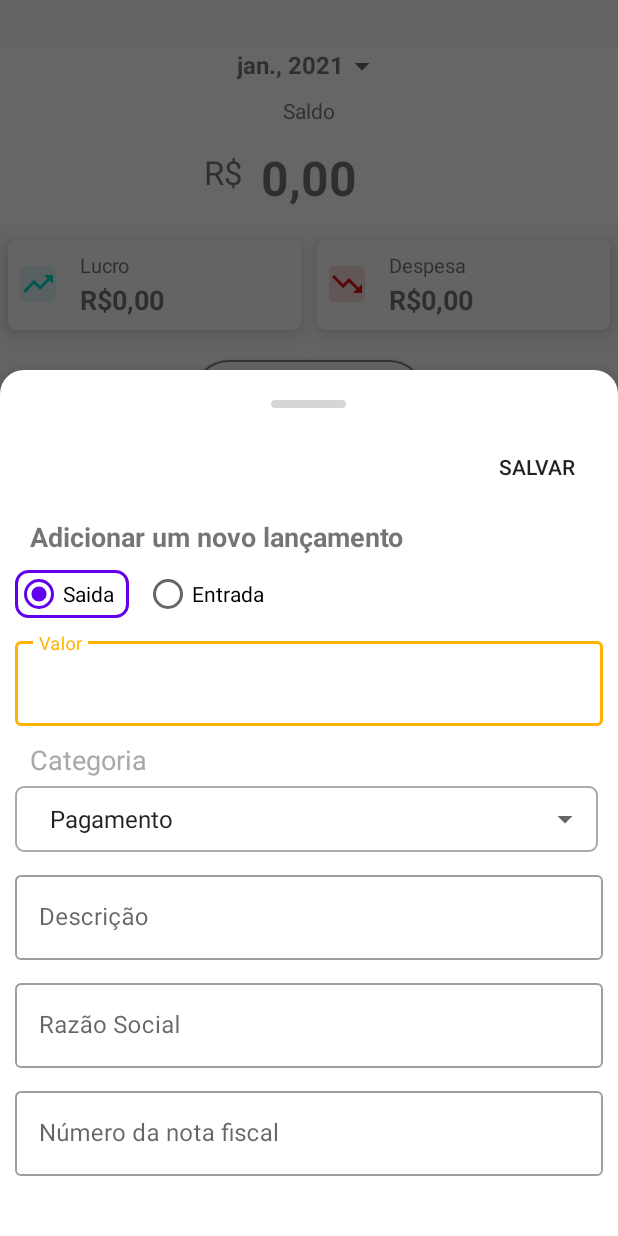
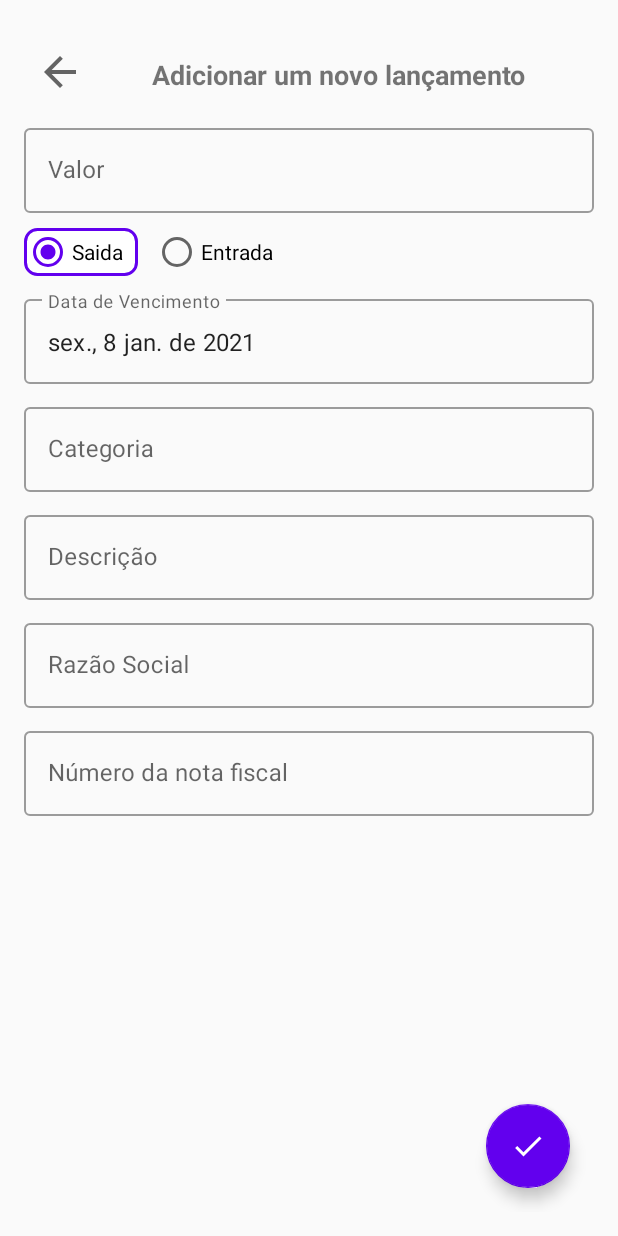
Before and after one commit to emersonfiwre/FinanceCasaDeDeus, an Android app: the MainActivity screen opened directly, with no data from a screen before it, after a tap on "LANÇAMENTOS", on a phone screen of 412 x 824 dp. Run offline under Robolectric (Android 15) with nearby library versions, the light colour scheme and no system bars; our stand-ins replace Firebase (no records; nobody signed in at launch, a user with empty details on screens opened directly); plain views replace CurrencyEditText; pictures from the network do not load.

Commit message:
Fazer a estilização da tela de adicionar transaction, e fazer edição das transactions

```diff
--- a/app/src/main/java/br/com/casadedeus/beans/TransactionModel.kt
+++ b/app/src/main/java/br/com/casadedeus/beans/TransactionModel.kt
@@ -1,6 +1,7 @@
 package br.com.casadedeus.beans
 
 import com.google.firebase.firestore.Exclude
+import java.io.Serializable
 import java.util.*
 
 data class TransactionModel(
@@ -12,4 +13,4 @@ data class TransactionModel(
     val companyName: String? = "",
     val notaFiscal: String? = "",
     val amount: Double
-)
+): Serializable
--- a/app/src/main/java/br/com/casadedeus/service/constants/ViewConstants.kt
+++ b/app/src/main/java/br/com/casadedeus/service/constants/ViewConstants.kt
@@ -4,11 +4,12 @@ class ViewConstants private constructor() {
 
     object KEYS {
         const val WHAT_PICKER = "isMonth"
+        const val TRANSACTION = "transaction"
     }
 
     object TAGS {
         const val YEAR_FRAG = "yearFragment"
-        const val MONTH_FRAG = "monthFragment"
+        const val ADD_TRANSACTION = "addTransactionFragment"
         const val TRANSACTION_FRAG = "monthFragment"
         const val YEAR_PICKER = "yearPickerDialog"
         const val MONTH_PICKER = "monthPickerDialog"
--- a/app/src/main/java/br/com/casadedeus/service/utils/Utils.kt
+++ b/app/src/main/java/br/com/casadedeus/service/utils/Utils.kt
@@ -31,12 +31,19 @@ class Utils {
             return NumberFormat.getCurrencyInstance(ptBr).format(value).replace("R$","")
         }
 
-        fun getCurrentDate(): String {
+        fun getCurrentMonth(): String {
             val sdf = SimpleDateFormat("MMM, yyyy", Locale("pt", "BR"))
             return sdf.format(Date())
         }
+        fun getToday(): String {
+            val sdf = SimpleDateFormat("EEE, d MMM 'de' yyyy", Locale("pt", "BR"))
+            return sdf.format(Date())
+        }
+        fun stringToMonth(str:String):Date?{
+            return SimpleDateFormat("MM-yyyy",Locale("pt", "BR")).parse(str)
+        }
         fun stringToDate(str:String):Date?{
-            return SimpleDateFormat("MM-yyyy",Locale("pt", "BR")).parse(str)
+            return SimpleDateFormat("dd-MM-yyyy",Locale("pt", "BR")).parse(str)
         }
     }
 }
--- a/app/src/main/java/br/com/casadedeus/view/AddTransactionFragment.kt
+++ b/app/src/main/java/br/com/casadedeus/view/AddTransactionFragment.kt
@@ -6,12 +6,12 @@ import android.view.LayoutInflater
 import android.view.View
 import android.view.ViewGroup
 import android.widget.DatePicker
-import android.widget.Toast
 import androidx.fragment.app.Fragment
 import androidx.lifecycle.ViewModelProvider
 import androidx.recyclerview.widget.LinearLayoutManager
 import br.com.casadedeus.R
 import br.com.casadedeus.beans.TransactionModel
+import br.com.casadedeus.service.constants.ViewConstants
 import br.com.casadedeus.service.listener.OnItemClickListener
 import br.com.casadedeus.service.utils.Utils
 import br.com.casadedeus.view.adapter.CategoryAdapter
@@ -19,16 +19,11 @@ import br.com.casadedeus.viewmodel.TransactionViewModel
 import com.google.android.material.bottomsheet.BottomSheetDialog
 import kotlinx.android.synthetic.main.bottom_dialog_categories.view.*
 import kotlinx.android.synthetic.main.fragment_add_transaction.view.*
-import kotlinx.android.synthetic.main.fragment_add_transaction.view.edit_descricao
-import kotlinx.android.synthetic.main.fragment_add_transaction.view.edit_nota_fiscal
-import kotlinx.android.synthetic.main.fragment_add_transaction.view.edit_razao_social
-import kotlinx.android.synthetic.main.fragment_add_transaction.view.edit_valor
-import kotlinx.android.synthetic.main.fragment_add_transaction.view.radio_entrada
 import java.text.SimpleDateFormat
 import java.util.*
 
 
-class AddTransactionFragment : Fragment(), View.OnClickListener,
+class AddTransactionFragment private constructor() : Fragment(), View.OnClickListener,
     DatePickerDialog.OnDateSetListener {
 
     private lateinit var mViewModel: TransactionViewModel
@@ -37,6 +32,21 @@ class AddTransactionFragment : Fragment(), View.OnClickListener,
     private var mTransactionKey: String = ""
     private val mDateFormat =
         SimpleDateFormat("EEE, d MMM 'de' yyyy", Locale("pt", "BR"))// dia por extenso
+
+    private var mTransaction: TransactionModel? = null
+
+
+    companion object {
+        fun newInstance(transaction: TransactionModel? = null): AddTransactionFragment {
+            transaction.let {
+                val args = Bundle()
+                args.putSerializable(ViewConstants.KEYS.TRANSACTION, transaction)
+                val fragment = AddTransactionFragment()
+                fragment.arguments = args
+            }
+            return AddTransactionFragment()
+        }
+    }
 
     /*Design
     * radio button https://dribbble.com/shots/9890260-Card-Theme-Switch-Light-Theme
@@ -49,6 +59,8 @@ class AddTransactionFragment : Fragment(), View.OnClickListener,
     ): View {
         mViewRoot = inflater.inflate(R.layout.fragment_add_transaction, container, false)
         mViewModel = ViewModelProvider(this).get(TransactionViewModel::class.java)
+
+        loadTransaction()
 
         /*mViewModel = ViewModelProvider(
             this,
@@ -68,23 +80,30 @@ class AddTransactionFragment : Fragment(), View.OnClickListener,
     }
 
     private fun setupCurrentDate() {
-        mViewRoot.edit_duedate.setText(Utils.getCurrentDate())
+        mViewRoot.edit_duedate.setText(Utils.getToday())
     }
 
     //Carregar a lista com todos
-    private fun loadTransaction(item: TransactionModel) {
-        mTransactionKey = item.key!!
-        mViewRoot.radio_entrada.isChecked = item.isEntry
-        mViewRoot.edit_descricao.setText(item.description)
-        //mDialogInflater.spinner_categoria.setSelection(index)
-        mViewRoot.edit_razao_social.setText(item.companyName)
-        mViewRoot.edit_nota_fiscal.setText(item.notaFiscal)
-        mViewRoot.edit_valor.setText(Utils.doubleToRealNotCurrency(item.amount))
+    private fun loadTransaction() {
+        mTransaction =
+            arguments?.getSerializable(ViewConstants.KEYS.TRANSACTION) as TransactionModel?
+
+        if (mTransaction != null) {
+            mTransactionKey = mTransaction?.key!!
+            mViewRoot.radio_entrada.isChecked = mTransaction!!.isEntry
+            mViewRoot.edit_descricao.setText(mTransaction?.description)
+            //mDialogInflater.spinner_categoria.setSelection(index)
+            mViewRoot.edit_razao_social.setText(mTransaction?.companyName)
+            mViewRoot.edit_nota_fiscal.setText(mTransaction?.notaFiscal)
+            mViewRoot.edit_valor.setText(Utils.doubleToRealNotCurrency(mTransaction?.amount))
+        }
     }
 
     private fun setListeners() {
         mViewRoot.edit_duedate.setOnClickListener(this)
         mViewRoot.edit_category.setOnClickListener(this)
+        mViewRoot.fab_save.setOnClickListener(this)
+        mViewRoot.img_back_transactions.setOnClickListener(this)
     }
 
     private fun observer() {
@@ -93,20 +112,46 @@ class AddTransactionFragment : Fragment(), View.OnClickListener,
     override fun onClick(v: View?) {
         when (v?.id) {
             R.id.edit_category -> {
-                clearForm()
-                onClickSave()
+                showCategories()
+
                 //get spinner selected
             }
             R.id.edit_duedate -> {
-                showCategories()
+                datePicker()
+            }
+            R.id.fab_save -> {
+                //onClickSave()
+                clearForm()
+                activity?.onBackPressed()
+            }
+            R.id.img_back_transactions -> {
+                activity?.onBackPressed()
             }
         }
     }
 
     override fun onDateSet(p0: DatePicker?, p1: Int, p2: Int, p3: Int) {
-        Utils.stringToDate("$p2-$p1").let {
+        Utils.stringToMonth("$p2-$p1").let {
             mViewRoot.edit_duedate.setText("")//mDateFormat.format(it)
         }
+    }
+
+    private fun datePicker() {
+        val calendar: Calendar = Calendar.getInstance()
+        val thisAYear = calendar.get(Calendar.YEAR)
+        val thisAMonth = calendar.get(Calendar.MONTH)
+        val thisADay = calendar.get(Calendar.DAY_OF_MONTH)
+
+        DatePickerDialog(
+            context!!,
+            { view2, year, month, day ->
+                val mDate = Utils.stringToDate("$day-${month + 1}-$year")
+                mViewRoot.edit_duedate.setText(mDateFormat.format(mDate))
+            },
+            thisAYear,
+            thisAMonth,
+            thisADay
+        ).show()
     }
 
     private fun showCategories() {
@@ -122,7 +167,9 @@ class AddTransactionFragment : Fragment(), View.OnClickListener,
         adapter.notifyChanged(listCategories)
         adapter.attachListener(object : OnItemClickListener<String> {
             override fun onItemClick(item: String) {
-                Toast.makeText(context, item, Toast.LENGTH_SHORT).show()
+                mViewRoot.edit_category.setText(item)
+                //Toast.makeText(context, item, Toast.LENGTH_SHORT).show()
+                bottomDialogCategory.dismiss()
             }
 
             override fun onDeleteClick(id: String) {
--- a/app/src/main/java/br/com/casadedeus/view/MainActivity.kt
+++ b/app/src/main/java/br/com/casadedeus/view/MainActivity.kt
@@ -18,7 +18,7 @@ class MainActivity : AppCompatActivity() {
         if (savedInstanceState == null) {
             supportFragmentManager
                 .beginTransaction()
-                .add(R.id.container_root, TransactionFragment(), ViewConstants.TAGS.YEAR_FRAG)
+                .add(R.id.container_root, TransactionFragment(), ViewConstants.TAGS.TRANSACTION_FRAG)
                 .commit()
         }
 
--- a/app/src/main/java/br/com/casadedeus/view/TransactionFragment.kt
+++ b/app/src/main/java/br/com/casadedeus/view/TransactionFragment.kt
@@ -1,17 +1,12 @@
 package br.com.casadedeus.view
 
-import android.annotation.SuppressLint
 import android.app.DatePickerDialog
-import android.content.Context
 import android.os.Bundle
 import android.view.LayoutInflater
 import android.view.View
 import android.view.ViewGroup
-import android.view.inputmethod.EditorInfo
 import android.widget.DatePicker
-import android.widget.EditText
 import android.widget.Toast
-import androidx.core.content.ContextCompat
 import androidx.fragment.app.Fragment
 import androidx.lifecycle.Observer
 import androidx.lifecycle.ViewModelProvider
@@ -25,7 +20,6 @@ import br.com.casadedeus.view.adapter.CategoryAdapter
 import br.com.casadedeus.view.adapter.TransactionAdapter
 import br.com.casadedeus.viewmodel.TransactionViewModel
 import com.google.android.material.bottomsheet.BottomSheetDialog
-import io.grpc.okhttp.internal.Util
 import kotlinx.android.synthetic.main.bottom_dialog_categories.view.*
 import kotlinx.android.synthetic.main.dialog_single_input.view.*
 import kotlinx.android.synthetic.main.fragment_transaction.*
@@ -77,7 +71,7 @@ class TransactionFragment : Fragment(), View.OnClickListener, DatePickerDialog.O
     }
 
     private fun setupCurrentDate() {
-        mViewRoot.txt_current_date.text = Utils.getCurrentDate()
+        mViewRoot.txt_current_date.text = Utils.getCurrentMonth()
     }
 
     //Carregar a lista com todos
@@ -129,15 +123,15 @@ class TransactionFragment : Fragment(), View.OnClickListener, DatePickerDialog.O
             override fun onItemClick(item: TransactionModel) {
                 val listCategories = context?.resources?.getStringArray(R.array.categories)
                 val index: Int = getIndex(listCategories, item.category)
-
-                mTransactionKey = item.key!!
+                showAddTransaction(item)
+                /*mTransactionKey = item.key!!
                 mDialogInflater.radio_entrada.isChecked = item.isEntry
                 mDialogInflater.edit_descricao.setText(item.description)
                 mDialogInflater.spinner_categoria.setSelection(index)
                 mDialogInflater.edit_razao_social.setText(item.companyName)
                 mDialogInflater.edit_nota_fiscal.setText(item.notaFiscal)
-                mDialogInflater.edit_valor.setText(Utils.doubleToRealNotCurrency(item.amount))
-                onClickSave()
+                mDialogInflater.edit_valor.setText(Utils.doubleToRealNotCurrency(item.amount))*/
+                //onClickSave()
             }
 
             override fun onDeleteClick(id: String) {
@@ -230,8 +224,9 @@ class TransactionFragment : Fragment(), View.OnClickListener, DatePickerDialog.O
             R.id.add_lancamento -> {
                 /*val mBehavior = BottomSheetBehavior.from(bottomSheet.parent as View);
                 mBehavior.setPeekHeight(600)*/
-                clearForm()
-                onClickSave()
+                /*clearForm()
+                onClickSave()*/
+                showAddTransaction()
                 //get spinner selected
             }
             R.id.txt_current_date -> {
@@ -245,8 +240,21 @@ class TransactionFragment : Fragment(), View.OnClickListener, DatePickerDialog.O
         }
     }
 
+    private fun showAddTransaction(transaction: TransactionModel? = null) {
+        val monthFragment = AddTransactionFragment.newInstance(transaction)
+        activity?.supportFragmentManager
+            ?.beginTransaction()
+            ?.setCustomAnimations(
+                android.R.anim.slide_in_left,
+                android.R.anim.slide_out_right
+            )
+            ?.replace(R.id.container_root, monthFragment, ViewConstants.TAGS.ADD_TRANSACTION)
+            ?.addToBackStack(null)
+            ?.commit()
+    }
+
     override fun onDateSet(p0: DatePicker?, p1: Int, p2: Int, p3: Int) {
-        Utils.stringToDate("$p2-$p1").let {
+        Utils.stringToMonth("$p2-$p1").let {
             mViewRoot.txt_current_date.text = mDateFormat.format(it)
         }
         loadTransactions()
--- a/app/src/main/res/layout/fragment_add_transaction.xml
+++ b/app/src/main/res/layout/fragment_add_transaction.xml
@@ -1,14 +1,10 @@
 <?xml version="1.0" encoding="utf-8"?>
-<ScrollView xmlns:android="http://schemas.android.com/apk/res/android"
+
+<androidx.constraintlayout.widget.ConstraintLayout xmlns:android="http://schemas.android.com/apk/res/android"
     xmlns:app="http://schemas.android.com/apk/res-auto"
     android:layout_width="match_parent"
     android:layout_height="match_parent"
-    android:background="@color/transparent"
-    android:orientation="vertical">
-
-    <androidx.constraintlayout.widget.ConstraintLayout
-        android:layout_width="match_parent"
-        android:layout_height="match_parent"
+    android:layout_marginTop="16dp"
     android:padding="16dp">
 
     <ImageView
@@ -34,11 +30,12 @@
     <TextView
         android:layout_width="wrap_content"
         android:layout_height="wrap_content"
-            android:layout_margin="8dp"
+        android:layout_margin="5dp"
         android:text="@string/add_lancamento"
         android:textSize="18sp"
         android:textStyle="bold"
         app:layout_constraintLeft_toRightOf="@+id/img_back_transactions"
+        app:layout_constraintRight_toRightOf="parent"
         app:layout_constraintTop_toTopOf="parent" />
 
 
@@ -56,9 +53,8 @@
     <LinearLayout
         android:layout_width="match_parent"
         android:layout_height="wrap_content"
-            android:layout_marginTop="24dp"
+        android:layout_marginTop="16dp"
         android:orientation="vertical"
-            app:layout_constraintBottom_toBottomOf="parent"
         app:layout_constraintLeft_toLeftOf="parent"
         app:layout_constraintRight_toRightOf="parent"
         app:layout_constraintTop_toBottomOf="@+id/img_back_transactions">
@@ -138,6 +134,7 @@
                 android:id="@+id/edit_duedate"
                 android:layout_width="match_parent"
                 android:layout_height="wrap_content"
+                android:focusable="false"
                 android:hint="@string/duedate" />
         </com.google.android.material.textfield.TextInputLayout>
 
@@ -151,6 +148,7 @@
                 android:id="@+id/edit_category"
                 android:layout_width="match_parent"
                 android:layout_height="wrap_content"
+                android:focusable="false"
                 android:hint="@string/category" />
         </com.google.android.material.textfield.TextInputLayout>
 
@@ -213,4 +211,3 @@
             android:textStyle="bold" /-->
     </LinearLayout>
 </androidx.constraintlayout.widget.ConstraintLayout>
-</ScrollView>
```
Lines whose indentation alone changed are shown as unchanged.
